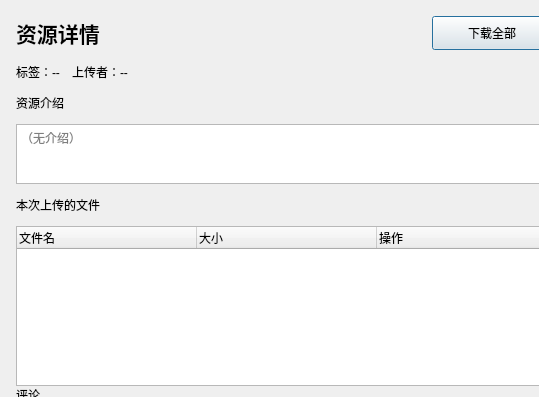
The window that client/resourcedetaildialog.ui (lingsiling/XiangYueAPP) describes before a commit, drawn with Qt 5; both pictures show x 0 to 539 and y 0 to 397 of the 680 by 620 pixel window.
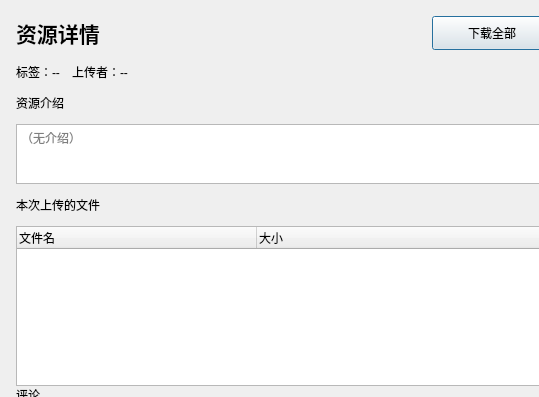
The same window after the commit.

```diff
--- a/client/resourcedetaildialog.ui
+++ b/client/resourcedetaildialog.ui
@@ -188,10 +188,10 @@
       <bool>false</bool>
      </property>
      <property name="columnCount">
-      <number>3</number>
+      <number>2</number>
      </property>
      <attribute name="headerDefaultSectionSize">
-      <number>180</number>
+      <number>240</number>
      </attribute>
      <attribute name="headerStretchLastSection">
       <bool>true</bool>
@@ -206,11 +206,6 @@
        <string>大小</string>
       </property>
      </column>
-     <column>
-      <property name="text">
-       <string>操作</string>
-      </property>
-     </column>
     </widget>
    </item>
 
```
